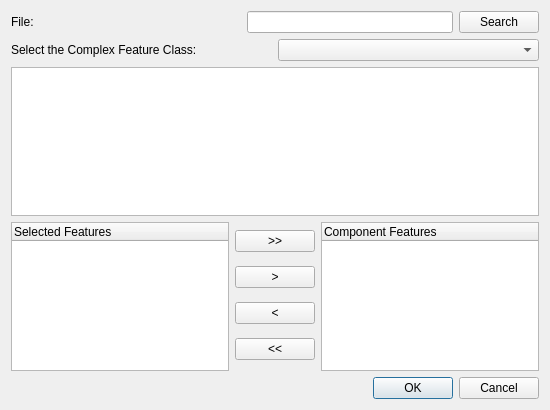
Old version of the form ComplexTools/ui_createComplex.ui in the repository dsgoficial/DsgTools.
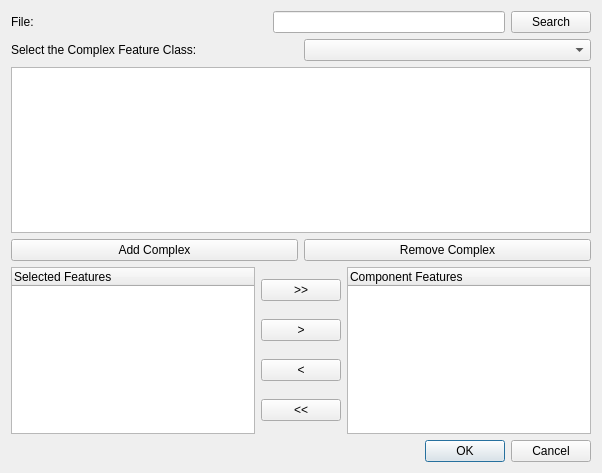
New version of the form.

Commit message:
Creation/Edition of complexes working
Just the tuples. The component geometries are not being set.

What changed in the file:
```diff
--- a/ComplexTools/ui_createComplex.ui
+++ b/ComplexTools/ui_createComplex.ui
@@ -6,14 +6,14 @@
    <rect>
     <x>0</x>
     <y>0</y>
-    <width>550</width>
-    <height>410</height>
+    <width>602</width>
+    <height>473</height>
    </rect>
   </property>
   <property name="windowTitle">
    <string>Create Complex Features</string>
   </property>
-  <layout class="QGridLayout" name="gridLayout_2">
+  <layout class="QGridLayout" name="gridLayout_4">
    <item row="0" column="0">
     <layout class="QGridLayout" name="gridLayout">
      <item row="0" column="0">
@@ -67,11 +67,33 @@
     </layout>
    </item>
    <item row="1" column="0">
-    <layout class="QVBoxLayout" name="verticalLayout_2">
-     <item>
-      <widget class="QTableView" name="tableView"/>
+    <layout class="QGridLayout" name="gridLayout_3">
+     <item row="0" column="0">
+      <layout class="QGridLayout" name="gridLayout_2">
+       <item row="0" column="0">
+        <widget class="QTableView" name="tableView"/>
+       </item>
+       <item row="1" column="0">
+        <layout class="QHBoxLayout" name="horizontalLayout_4">
+         <item>
+          <widget class="QPushButton" name="addRow">
+           <property name="text">
+            <string>Add Complex</string>
+           </property>
+          </widget>
+         </item>
+         <item>
+          <widget class="QPushButton" name="removeRow">
+           <property name="text">
+            <string>Remove Complex</string>
+           </property>
+          </widget>
+         </item>
+        </layout>
+       </item>
+      </layout>
      </item>
-     <item>
+     <item row="1" column="0">
       <layout class="QHBoxLayout" name="horizontalLayout_3">
        <item>
         <widget class="QTreeWidget" name="selectedFeaturesTreeWidget">
```
The commit also changes 2 other files.
